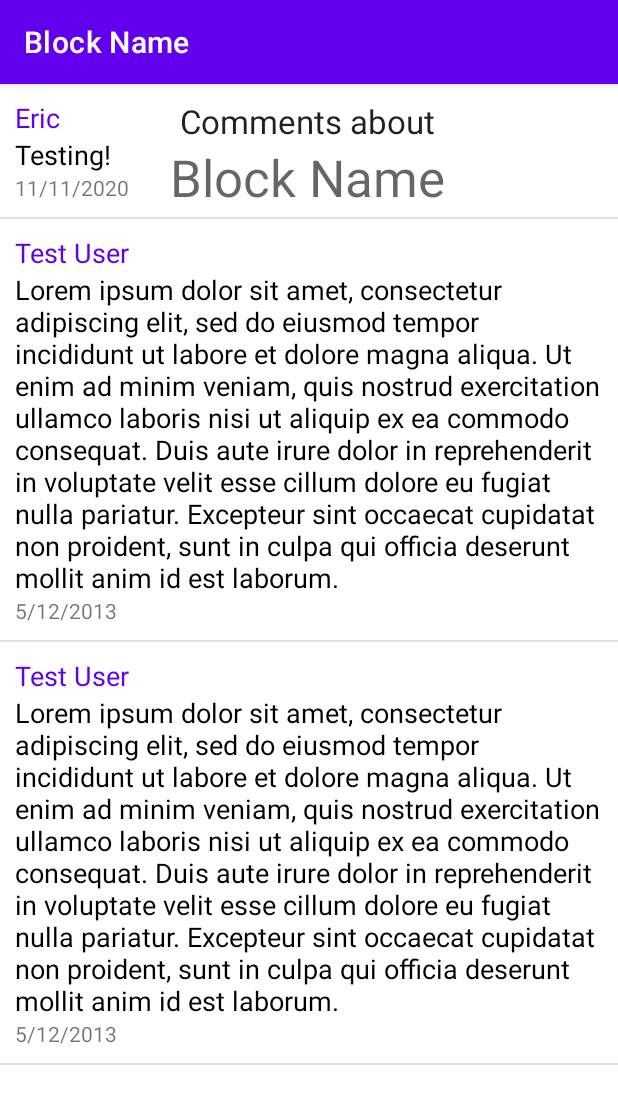
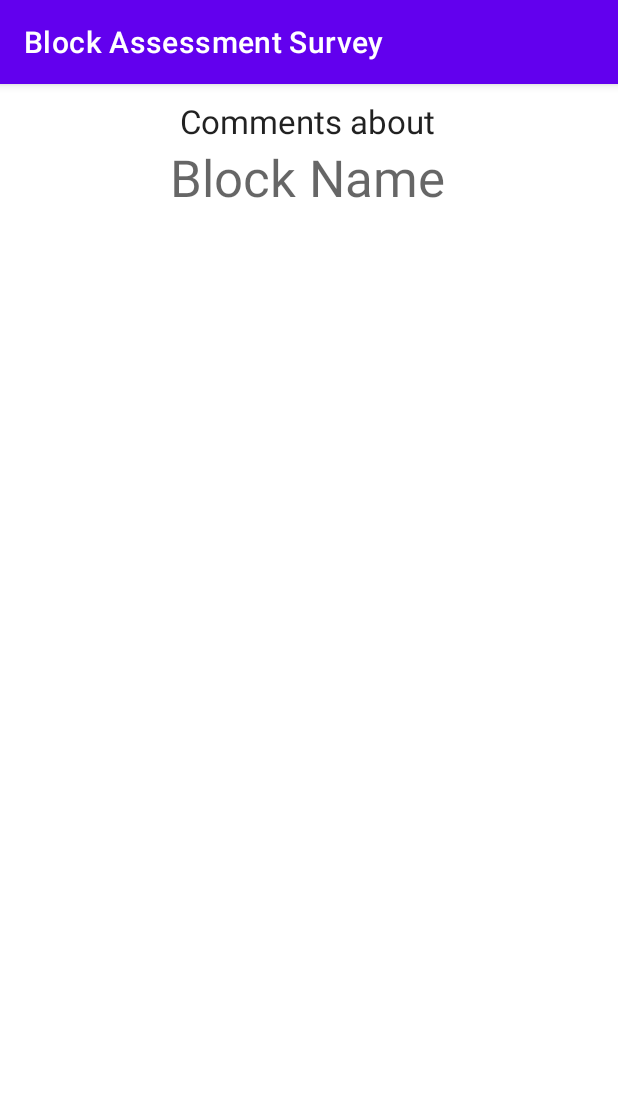
Before and after one commit to ericfesta2/cmsc436-blockassessmentsurvey, an Android app: the CommentsActivity screen opened directly, with no data from a screen before it, on a phone screen of 412 x 824 dp. Shown: the top 1104 px of the screen. Run offline under Robolectric (Android 15) with nearby library versions, the phone set to English and light mode, and no system bars; our stand-ins replace Firebase (no records; nobody signed in at launch, a user with empty details on screens opened directly); 3 statements that could not run were skipped.

Commit message:
about to merge Eric's branch

```diff
--- a/app/src/main/java/com/example/blockassessmentsurvey/CommentsActivity.kt
+++ b/app/src/main/java/com/example/blockassessmentsurvey/CommentsActivity.kt
@@ -2,21 +2,61 @@ package com.example.blockassessmentsurvey
 
 import android.os.Bundle
 import android.os.PersistableBundle
+import android.util.Log
 import android.widget.ListView
 import androidx.appcompat.app.AppCompatActivity
+import com.google.firebase.database.DataSnapshot
+import com.google.firebase.database.DatabaseError
+import com.google.firebase.database.FirebaseDatabase
+import com.google.firebase.database.ValueEventListener
+import java.lang.Exception
 
 class CommentsActivity : AppCompatActivity() {
+
+    val reviewList = mutableListOf<Review>()
+
     override fun onCreate(savedInstanceState: Bundle?) {
         super.onCreate(savedInstanceState)
         setContentView(R.layout.comments_page)
-        setTitle("Block Name") // TODO: getExtra
 
-        val reviewList = listOf(
-                Review("Eric", 5f, 5f, 5f, 5f, "11/11/2020", "Testing!"),
-                Review("Test User", 5f, 5f, 5f, 5f,"5/12/2013", "Lorem ipsum dolor sit amet, consectetur adipiscing elit, sed do eiusmod tempor incididunt ut labore et dolore magna aliqua. Ut enim ad minim veniam, quis nostrud exercitation ullamco laboris nisi ut aliquip ex ea commodo consequat. Duis aute irure dolor in reprehenderit in voluptate velit esse cillum dolore eu fugiat nulla pariatur. Excepteur sint occaecat cupidatat non proident, sunt in culpa qui officia deserunt mollit anim id est laborum."),
-                Review("Test User", 5f, 5f, 5f, 5f,"5/12/2013", "Lorem ipsum dolor sit amet, consectetur adipiscing elit, sed do eiusmod tempor incididunt ut labore et dolore magna aliqua. Ut enim ad minim veniam, quis nostrud exercitation ullamco laboris nisi ut aliquip ex ea commodo consequat. Duis aute irure dolor in reprehenderit in voluptate velit esse cillum dolore eu fugiat nulla pariatur. Excepteur sint occaecat cupidatat non proident, sunt in culpa qui officia deserunt mollit anim id est laborum.")
-        )
+        val state = intent.getStringExtra("State")
+        val city = intent.getStringExtra("City")
+        val street = intent.getStringExtra("Street")
 
+        val path = state + "/" + city + "/" + street
+
+        val database = FirebaseDatabase.getInstance()
+        val ref = database.getReference(path)
+
+        ref.addValueEventListener(object : ValueEventListener {
+            override fun onDataChange(dataSnapshot: DataSnapshot) {
+
+                Log.i("View Reviews", dataSnapshot.toString())
+                val reviews = dataSnapshot.value as Map<*, Map<String, *>>
+                val reviews1 = reviews.values
+                for (review in reviews1) {
+                    try {
+                        Log.i("View Comments", review.get("comments").toString())
+                        val r = Review(review["reviewer"] as String, 0f, 0f, 0f, 0f, review["posted"] as String, review["comments"] as String)
+                        reviewList.add(r)
+                        update()
+                    } catch (e: Exception) {
+                        Log.i("View Comments", e.toString())
+
+                    } finally {
+
+                    }
+                }
+            }
+
+            override fun onCancelled(databaseError: DatabaseError) {
+
+            }
+        })
+
+    }
+
+    fun update() {
         val reviewAdapter = ReviewList(this, reviewList)
         findViewById<ListView>(R.id.reviewsList).adapter = reviewAdapter
     }
```
